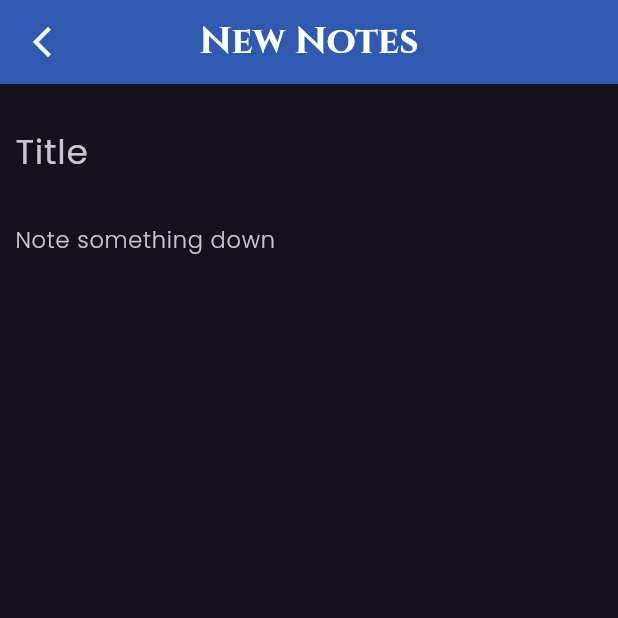
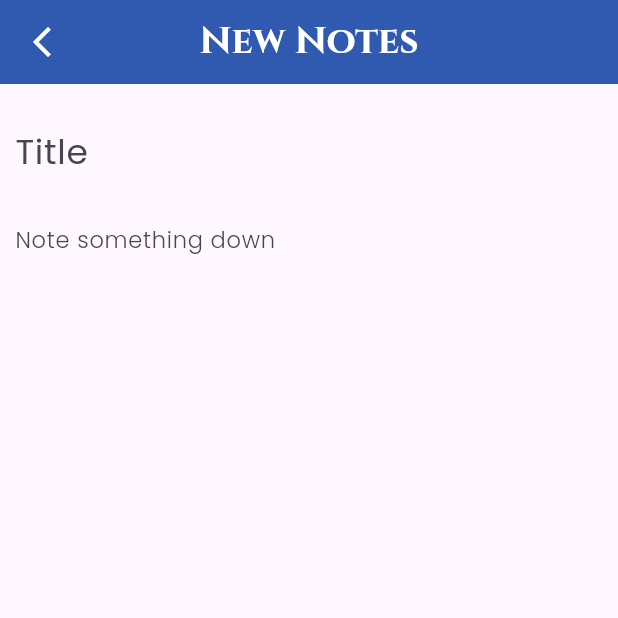
Before and after one commit to sajeelhasan14/notepad_app, a Flutter app: the screen it shows after launch, after a tap on the "add" icon, on a phone screen of 412 x 824 dp, the top half of it. Run offline on Flutter 3.47's test engine with Material 3 defaults, Android fonts, the phone set to English and light mode, and no system bars; our stand-ins replace google_fonts, shared_preferences.

Commit message:
Initial commit

```diff
--- /dev/null
+++ b/lib/Provider/theme_provider.dart
@@ -0,0 +1,24 @@
+import 'package:flutter/widgets.dart';
+import 'package:shared_preferences/shared_preferences.dart';
+
+class ThemeProvider extends ChangeNotifier {
+  bool _isDark = false;
+  bool get isDark => _isDark;
+
+  ThemeProvider() {
+    _loadTheme();
+  }
+
+  void toggleTheme(value) async {
+    _isDark = value;
+    final prefs = await SharedPreferences.getInstance();
+    await prefs.setBool('theme', _isDark);
+    notifyListeners();
+  }
+
+  Future<void> _loadTheme() async {
+    final prefs = await SharedPreferences.getInstance();
+    _isDark = prefs.getBool('theme') ?? false; // unique key
+    notifyListeners();
+  }
+}
--- a/lib/Screens/home_screen.dart
+++ b/lib/Screens/home_screen.dart
@@ -1,7 +1,9 @@
 import 'package:flutter/material.dart';
 import 'package:google_fonts/google_fonts.dart';
+import 'package:notepad_app/Provider/multi_select_provider.dart';
 
 import 'package:notepad_app/Provider/note_provider.dart';
+import 'package:notepad_app/Provider/theme_provider.dart';
 import 'package:notepad_app/Screens/add_note_screen.dart';
 import 'package:notepad_app/Widget/note_card.dart';
 import 'package:provider/provider.dart';
@@ -22,10 +24,21 @@ class _HomeScreenState extends State<HomeScreen> {
 
   @override
   Widget build(BuildContext context) {
+    final noteProvider = Provider.of<NoteProvider>(context);
+    final multiSelectProvider = Provider.of<MultiSelectProvider>(context);
     return SafeArea(
       child: Scaffold(
         appBar: AppBar(
-          title: Text(
+          title: multiSelectProvider.isSelectionMode
+              ? Text(
+                  "${multiSelectProvider.selectedIndexes.length} selected",
+                  style: GoogleFonts.cinzel(
+                    fontSize: 20,
+                    fontWeight: FontWeight.bold,
+                    color: Colors.white,
+                  ),
+                )
+              : Text(
                   "Notes",
                   style: GoogleFonts.cinzel(
                     fontSize: 25,
@@ -35,6 +48,59 @@ class _HomeScreenState extends State<HomeScreen> {
                 ),
           centerTitle: true,
           backgroundColor: Color(0xff2F5AAF),
+          actions: [
+            if (multiSelectProvider.isSelectionMode)
+              IconButton(
+                icon: Icon(Icons.delete, color: Colors.white),
+                onPressed: () {
+                  multiSelectProvider.deleteSelected((index) {
+                    noteProvider.onNoteDelete(index);
+                  });
+                },
+              ),
+            if (!multiSelectProvider.isSelectionMode)
+              IconButton(
+                onPressed: () {
+                  showModalBottomSheet(
+                    context: context,
+                    builder: (BuildContext context) {
+                      return Container(
+                        height: 100,
+                        width: double.infinity,
+                        decoration: BoxDecoration(
+                          borderRadius: BorderRadius.circular(40),
+                        ),
+                        child: Center(
+                          child: Column(
+                            mainAxisAlignment: MainAxisAlignment.center,
+                            children: [
+                              Switch(
+                                value: Provider.of<ThemeProvider>(
+                                  context,
+                                ).isDark,
+                                onChanged: Provider.of<ThemeProvider>(
+                                  context,
+                                ).toggleTheme,
+                              ),
+                              Text("Dark Mode"),
+                            ],
+                          ),
+                        ),
+                      );
+                    },
+                  );
+                },
+                icon: Icon(Icons.more_vert, color: Colors.white),
+              ),
+          ],
+          leading: multiSelectProvider.isSelectionMode
+              ? IconButton(
+                  icon: Icon(Icons.close, color: Colors.white),
+                  onPressed: () {
+                    multiSelectProvider.clearSelection();
+                  },
+                )
+              : null,
         ),
         floatingActionButton: FloatingActionButton(
           backgroundColor: Color(0xff2F5AAF),
@@ -73,6 +139,7 @@ class _HomeScreenState extends State<HomeScreen> {
                       decoration: InputDecoration(
                         contentPadding: EdgeInsets.all(10),
                         hintText: "Search Notes",
+
                         prefixIcon: Icon(Icons.search),
 
                         border: OutlineInputBorder(
--- a/lib/main.dart
+++ b/lib/main.dart
@@ -1,12 +1,22 @@
 import 'package:flutter/material.dart';
+import 'package:notepad_app/Provider/multi_select_provider.dart';
 import 'package:notepad_app/Provider/note_provider.dart';
+import 'package:notepad_app/Provider/theme_provider.dart';
 
 import 'package:notepad_app/Screens/splash_screen.dart';
-
 import 'package:provider/provider.dart';
 
 void main() {
-  runApp(const NotePad());
+  runApp(
+    MultiProvider(
+      providers: [
+        ChangeNotifierProvider(create: (context) => NoteProvider()),
+        ChangeNotifierProvider(create: (context) => ThemeProvider()),
+        ChangeNotifierProvider(create: (context) => MultiSelectProvider()),
+      ],
+      child: const NotePad(),
+    ),
+  );
 }
 
 class NotePad extends StatelessWidget {
@@ -14,14 +24,15 @@ class NotePad extends StatelessWidget {
 
   @override
   Widget build(BuildContext context) {
-    return ChangeNotifierProvider(
-      create: (context) => NoteProvider(),
-      child: MaterialApp(
-        theme: ThemeData(brightness: Brightness.dark),
-        title: 'Note It',
-        debugShowCheckedModeBanner: false,
-        home: SplashScreen(),
-      ),
+    return MaterialApp(
+      theme: ThemeData.light(),
+      darkTheme: ThemeData.dark(),
+      themeMode: Provider.of<ThemeProvider>(context).isDark
+          ? ThemeMode.dark
+          : ThemeMode.light,
+      title: 'Note It',
+      debugShowCheckedModeBanner: false,
+      home: SplashScreen(),
     );
   }
 }
```
Also changed, not shown: lib/Provider/multi_select_provider.dart (added, +42 -0 lines), lib/Widget/note_card.dart (+34 -22 lines). Lines whose indentation alone changed are shown as unchanged.
